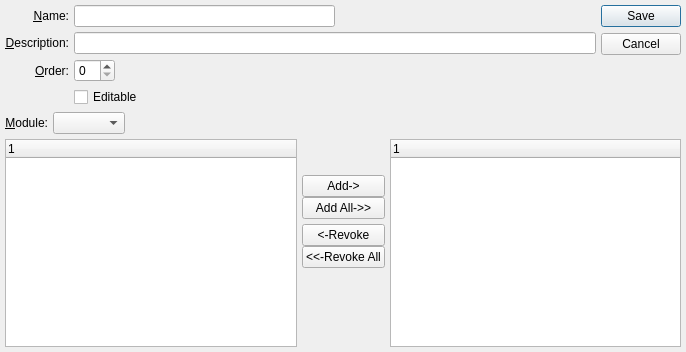
Old version of the form guiclient/commentType.ui in the repository knowhow/xtuple.
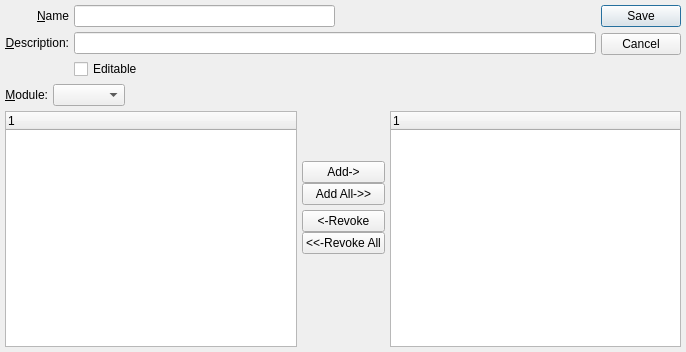
New version of the form. Custom widgets are drawn as their Qt base class.

The edit to the form file:
```diff
--- a/guiclient/commentType.ui
+++ b/guiclient/commentType.ui
@@ -26,7 +26,7 @@
      <item row="0" column="0">
       <widget class="QLabel" name="_nameLit">
        <property name="text">
-        <string>&amp;Name:</string>
+        <string>&amp;Name</string>
        </property>
        <property name="alignment">
         <set>Qt::AlignRight|Qt::AlignTrailing|Qt::AlignVCenter</set>
@@ -78,46 +78,13 @@
      <item row="1" column="1">
       <widget class="XLineEdit" name="_description"/>
      </item>
-     <item row="3" column="1">
+     <item row="2" column="1">
       <widget class="QCheckBox" name="_editable">
        <property name="text">
         <string>Editable</string>
        </property>
       </widget>
      </item>
-     <item row="2" column="0">
-      <widget class="QLabel" name="_orderLit">
-       <property name="text">
-        <string>&amp;Order:</string>
-       </property>
-       <property name="alignment">
-        <set>Qt::AlignRight|Qt::AlignTrailing|Qt::AlignVCenter</set>
-       </property>
-       <property name="buddy">
-        <cstring>_order</cstring>
-       </property>
-      </widget>
-     </item>
-     <item row="2" column="1">
-      <layout class="QHBoxLayout" name="horizontalLayout">
-       <item>
-        <widget class="QSpinBox" name="_order"/>
-       </item>
-       <item>
-        <spacer name="horizontalSpacer">
-         <property name="orientation">
-          <enum>Qt::Horizontal</enum>
-         </property>
-         <property name="sizeHint" stdset="0">
-          <size>
-           <width>40</width>
-           <height>20</height>
-          </size>
-         </property>
-        </spacer>
-       </item>
-      </layout>
-     </item>
     </layout>
    </item>
    <item row="0" column="1">
```
Left out of the diff: 4 changed lines with no effect on the pictures.
